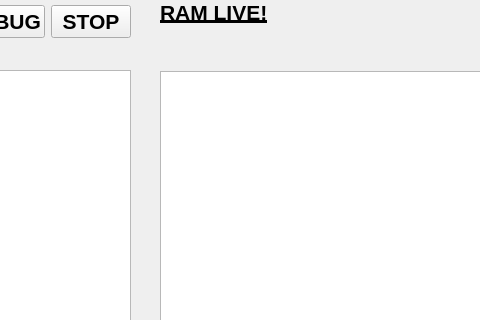
The window that Proyecto_1_Qt/mainwindow.ui (JanM10/Proyecto_1_Qt) describes before a commit, drawn with Qt 5; both pictures show x 660 to 1140 and y 0 to 320 of the 1276 by 908 pixel window.
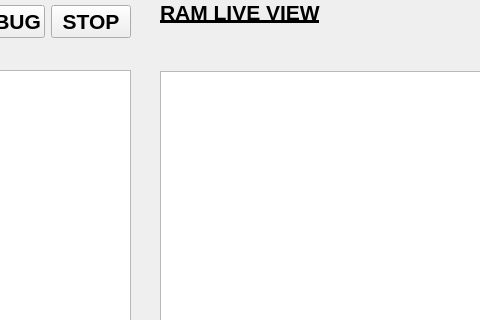
The same window after the commit.

Commit message: Se crean 2 clases nuevas, la clase floatdouble y claseChar, ambas clases sirven para guardar los datos que provienen del JSON. Estos datos son almacenados en arrays los cuales se van a enviar al RAM live.

Patch:
```diff
--- a/Proyecto_1_Qt/mainwindow.ui
+++ b/Proyecto_1_Qt/mainwindow.ui
@@ -214,7 +214,7 @@
      </item>
     </layout>
    </widget>
-   <widget class="QWidget" name="">
+   <widget class="QWidget" name="layoutWidget">
     <property name="geometry">
      <rect>
       <x>820</x>
@@ -238,7 +238,7 @@
           </font>
          </property>
          <property name="text">
-          <string>RAM LIVE!</string>
+          <string>RAM LIVE VIEW</string>
          </property>
         </widget>
        </item>
```
Left out of the diff: 4 changed lines with no effect on the pictures. The commit also changes 11 other files.
